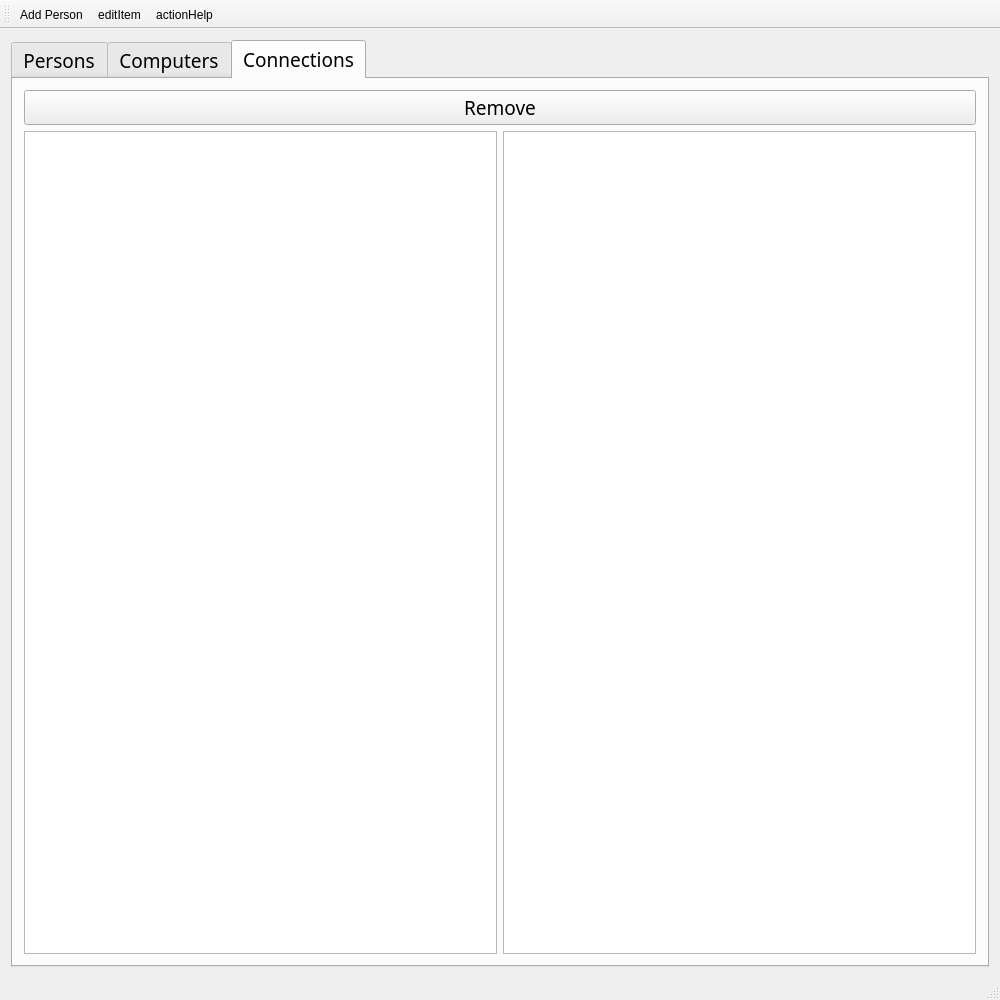
Before: the Qt Designer form mainwindow.ui in Fanarito/VLN1, drawn with Qt 5.
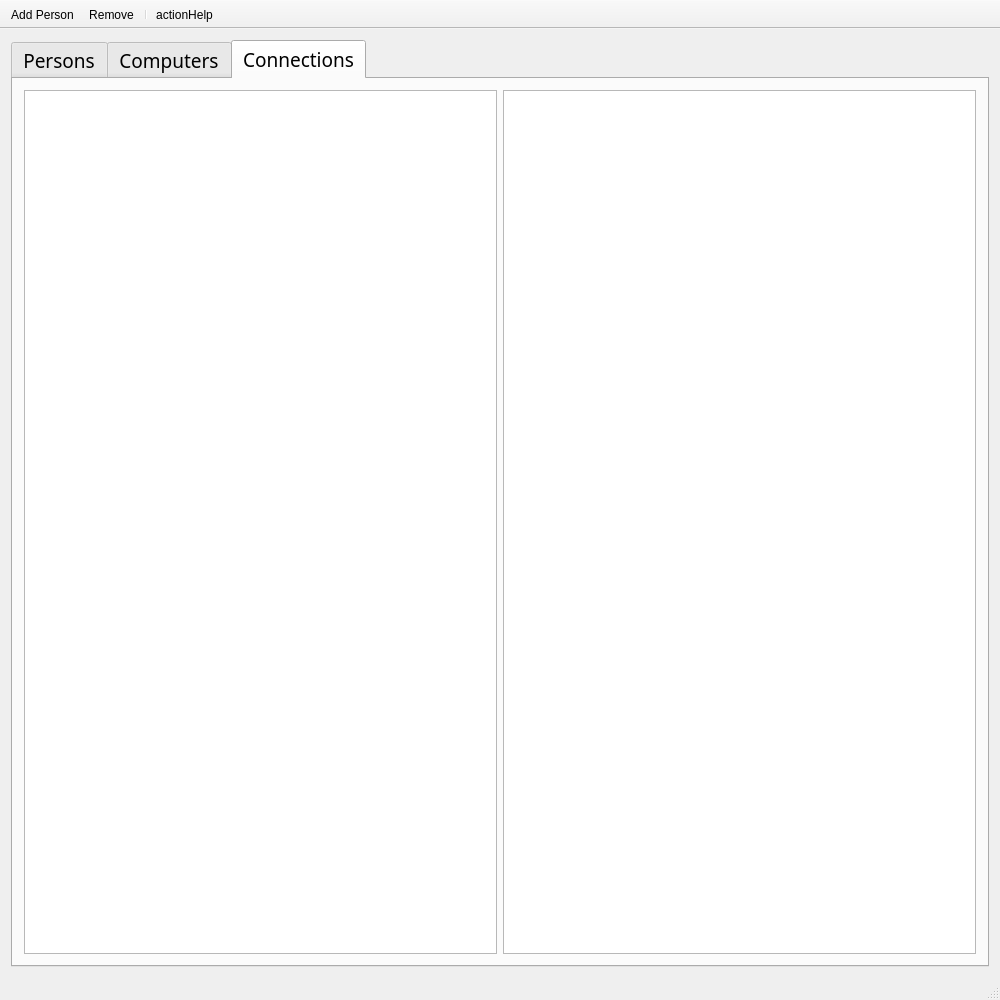
After: the same form once the commit is applied. Icons and pictures are not drawn.

Diff of the .ui file:
```diff
--- a/mainwindow.ui
+++ b/mainwindow.ui
@@ -199,13 +199,6 @@
         <string>Connections</string>
        </attribute>
        <layout class="QVBoxLayout" name="verticalLayout">
-        <item>
-         <widget class="QPushButton" name="removeConnectionButton">
-          <property name="text">
-           <string>Remove</string>
-          </property>
-         </widget>
-        </item>
         <item>
          <layout class="QHBoxLayout" name="horizontalLayout">
           <item>
@@ -233,6 +226,12 @@
    </property>
   </widget>
   <widget class="QToolBar" name="mainToolBar">
+   <property name="movable">
+    <bool>false</bool>
+   </property>
+   <property name="orientation">
+    <enum>Qt::Horizontal</enum>
+   </property>
    <attribute name="toolBarArea">
     <enum>TopToolBarArea</enum>
    </attribute>
@@ -240,7 +239,8 @@
     <bool>false</bool>
    </attribute>
    <addaction name="actionAdd_Person"/>
-   <addaction name="actionEditItem"/>
+   <addaction name="actionRemove"/>
+   <addaction name="separator"/>
    <addaction name="actionActionHelp"/>
   </widget>
   <widget class="QStatusBar" name="statusBar"/>
@@ -271,6 +271,18 @@
     <string>actionHelp</string>
    </property>
   </action>
+  <action name="actionRemove">
+   <property name="icon">
+    <iconset>
+     <normaloff>images/Remove.png</normaloff>images/Remove.png</iconset>
+   </property>
+   <property name="text">
+    <string>Remove</string>
+   </property>
+   <property name="toolTip">
+    <string>Remove an item</string>
+   </property>
+  </action>
  </widget>
  <layoutdefault spacing="6" margin="11"/>
  <resources>
```
Left out of the diff: 17 changed lines with no effect on the pictures.
